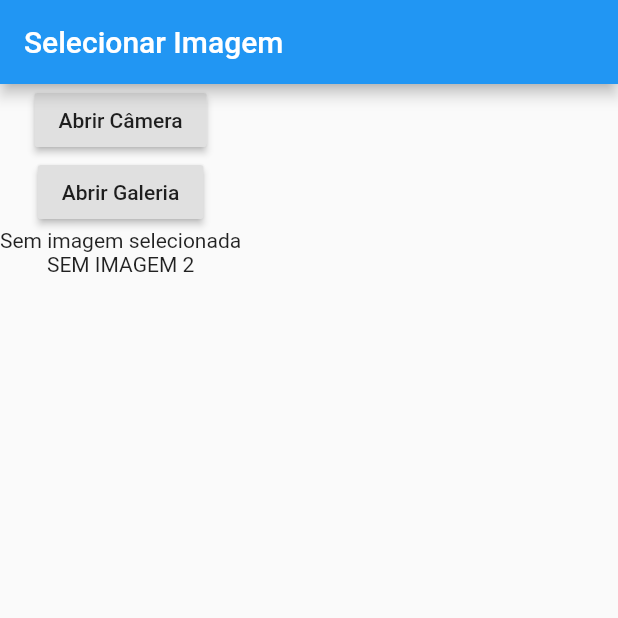
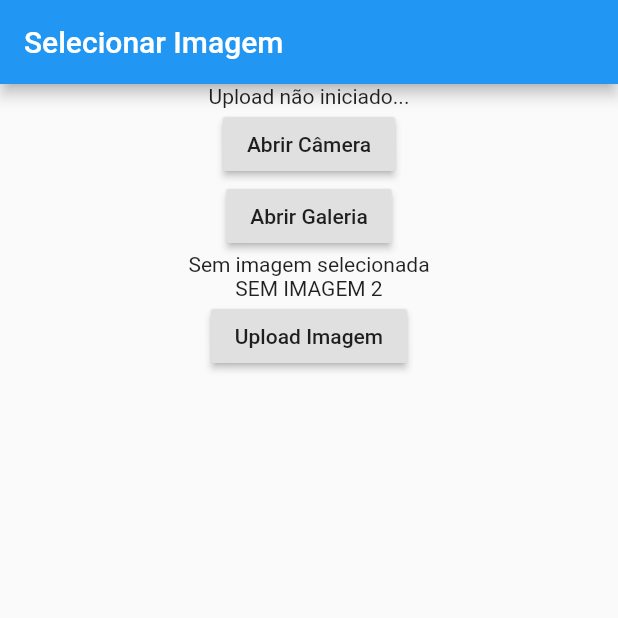
Before and after one commit to eduardotsilva/Flutter, a Flutter app: the screen it shows after launch, after a tap on "Abrir Câmera", on a phone screen of 412 x 824 dp, the top half of it. Run offline on Flutter 3.47's test engine with Material 2 defaults, Android fonts, the phone set to English and light mode, and no system bars; our stand-ins replace cloud_firestore, firebase_auth, firebase_core, firebase_storage, image_picker; accounts and stored records are empty.

Commit message:
* Adicionado a imagem no STORAGE, invés do Cloud como base64

```diff
--- a/firebase/lib/main.dart
+++ b/firebase/lib/main.dart
@@ -5,6 +5,7 @@ import 'package:cloud_firestore/cloud_firestore.dart';
 import 'package:firebase_auth/firebase_auth.dart';
 import 'package:image_picker/image_picker.dart';
 import 'dart:convert';
+import 'package:firebase_storage/firebase_storage.dart';
 
 void main() async {
   WidgetsFlutterBinding.ensureInitialized();
@@ -22,6 +23,9 @@ class Home extends StatefulWidget {
 class _HomeState extends State<Home> {
   File _imagem;
   Image _imagem2;
+  String _statusUpload = "Upload não iniciado...";
+  String _urlImagemRecuperada = null;
+
   final picker = ImagePicker();
 
   Future _recuperarImagem(bool daCamera) async {
@@ -43,7 +47,7 @@ class _HomeState extends State<Home> {
 
     //decode base 64
     final decodedBytes = base64Decode(img64);
-    _imagem2 = Image.memory(decodedBytes);
+    _imagem2 = Image.memory(decodedBytes, height: 200, width: 200);
 
 //    Firestore.instance
 //        .collection("imagem64")
@@ -69,6 +73,40 @@ class _HomeState extends State<Home> {
     });
   }
 
+  Future _uploadImagem() async {
+    FirebaseStorage storage = FirebaseStorage.instance;
+
+    StorageReference pastaRaiz = storage.ref();
+    StorageReference arquivo = pastaRaiz.child("fotos").child("gtr.jpg");
+
+    StorageUploadTask task = arquivo.putFile(_imagem);
+
+    task.events.listen((event) {
+      if (event.type == StorageTaskEventType.progress) {
+        setState(() {
+          this._statusUpload = "Upload em progresso...";
+        });
+      } else if (event.type == StorageTaskEventType.success) {
+        setState(() {
+          this._statusUpload = "Upload realizado com sucesso!";
+        });
+      }
+      ;
+    });
+
+    task.onComplete.then((StorageTaskSnapshot snapshot) {
+      _recuperarUrlImagem(snapshot);
+    });
+  }
+
+  Future _recuperarUrlImagem(StorageTaskSnapshot snapshot) async {
+    String url = await snapshot.ref.getDownloadURL();
+    print("URL STORAGE FIRE BASE : " + url);
+    setState(() {
+      _urlImagemRecuperada = url;
+    });
+  }
+
   @override
   Widget build(BuildContext context) {
     return Scaffold(
@@ -78,6 +116,7 @@ class _HomeState extends State<Home> {
       body: SingleChildScrollView(
         child: Column(
           children: [
+            Text(_statusUpload),
             RaisedButton(
               onPressed: () {
                 _recuperarImagem(true);
@@ -92,8 +131,21 @@ class _HomeState extends State<Home> {
             ),
             _imagem == null
                 ? Text("Sem imagem selecionada")
-                : Image.file(_imagem,width: 200,height: 200,),
-            _imagem2 == null ? Text("SEM IMAGEM 2") : _imagem2
+                : Image.file(
+                    _imagem,
+                    width: 200,
+                    height: 200,
+                  ),
+            _imagem2 == null ? Text("SEM IMAGEM 2") : _imagem2,
+            RaisedButton(
+              onPressed: () {
+                _uploadImagem();
+              },
+              child: Text("Upload Imagem"),
+            ),
+            _urlImagemRecuperada == null
+                ? Container()
+                : Image.network(_urlImagemRecuperada)
           ],
         ),
       ),
```
